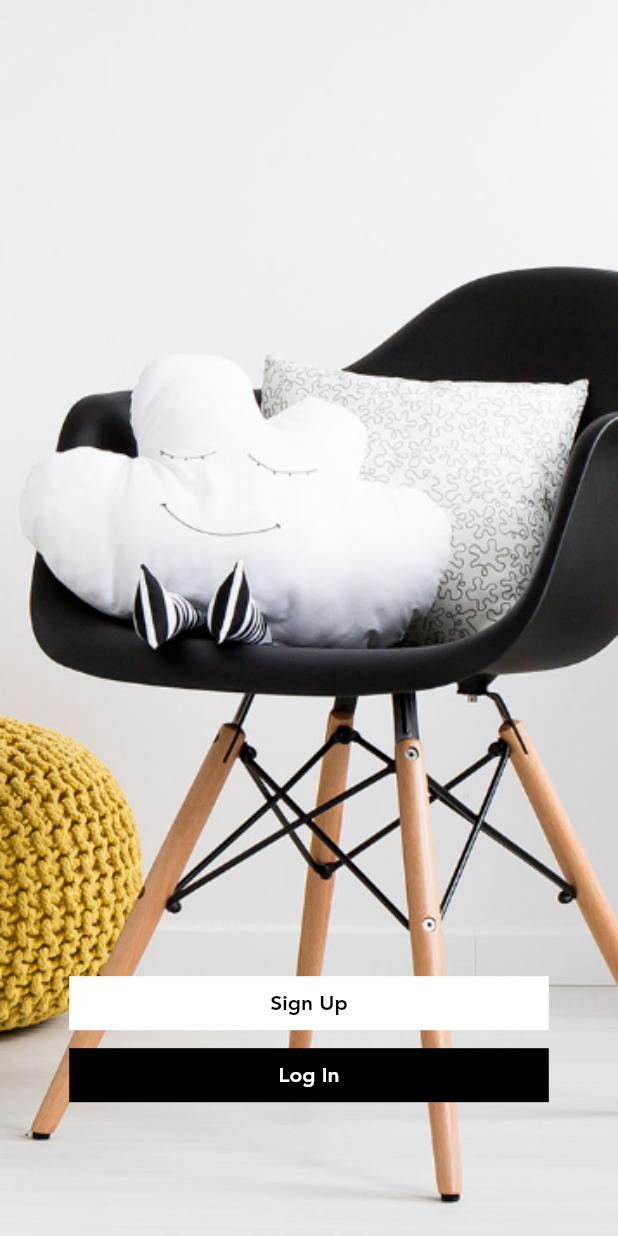
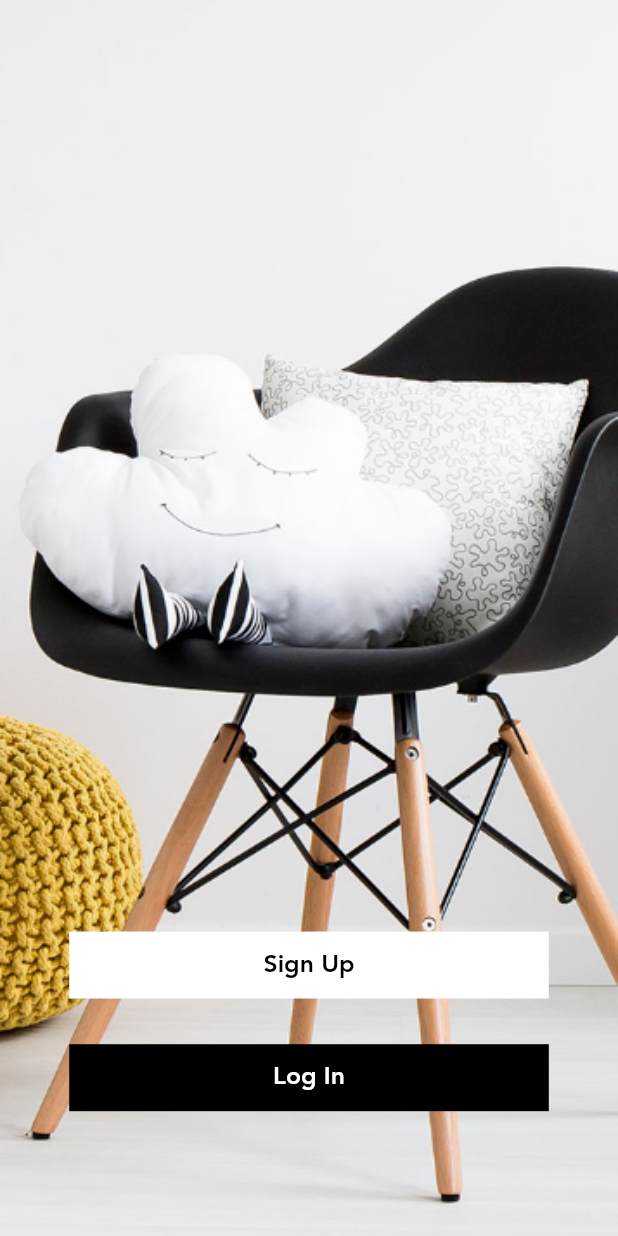
Before and after one commit to sasukeamjed/ui_store_design, a Flutter app: the screen it shows after launch, on a phone screen of 412 x 824 dp. Run offline on Flutter 3.47's test engine with Material 2 defaults, Android fonts, the phone set to English and light mode, and no system bars; our stand-ins replace auto_size_text, dio, dotted_border, flutter_native_splash, flutter_riverpod, flutter_screenutil and 2 more; network calls fail; project files that could hold a hidden picture were left out.

```diff
--- a/lib/screens/home_screen/componenets/home_upper_header.dart
+++ b/lib/screens/home_screen/componenets/home_upper_header.dart
@@ -10,7 +10,7 @@ class HomeUpperHeader extends StatelessWidget {
   Widget build(BuildContext context) {
     return Container(
       width: double.infinity,
-      height: 280.h,
+      height: 290.h,
       decoration: BoxDecoration(
         image: DecorationImage(
           alignment: Alignment.topCenter,
--- a/lib/screens/home_screen/componenets/new_arrivals.dart
+++ b/lib/screens/home_screen/componenets/new_arrivals.dart
@@ -86,7 +86,7 @@ class _NewArrivalItemState extends State<NewArrivalItem> {
     return Padding(
       padding: EdgeInsets.only(right: 15.w),
       child: SizedBox(
-        width: 140,
+        width: 140.w,
         child: Column(
           crossAxisAlignment: CrossAxisAlignment.start,
           children: [
@@ -110,8 +110,8 @@ class _NewArrivalItemState extends State<NewArrivalItem> {
                     child: Padding(
                       padding: EdgeInsets.all(10.w),
                       child: widget.product.isFavorited
-                          ? Icon(Icons.favorite)
-                          : Icon(Icons.favorite_border),
+                          ? Icon(Icons.favorite, size: 24.w,)
+                          : Icon(Icons.favorite_border, size: 24.w,),
                     ),
                   ),
                 ),
--- a/lib/screens/home_screen/componenets/vendor_item.dart
+++ b/lib/screens/home_screen/componenets/vendor_item.dart
@@ -20,7 +20,7 @@ class VendorItem extends StatelessWidget {
       child: Container(
         padding: EdgeInsets.symmetric(horizontal: 3.w),
         height: 120.h,
-        width: 150.w,
+        width: 160.w,
         color: Color(0xfff5f5f5),
         child: Row(
           children: [
--- a/lib/screens/welcome_screen/components/body.dart
+++ b/lib/screens/welcome_screen/components/body.dart
@@ -6,8 +6,6 @@ import 'package:ui_store_design/screens/signup_screen/signup.dart';
 import 'package:ui_store_design/size_config.dart';
 
 class Body extends StatelessWidget {
-
-
   @override
   Widget build(BuildContext context) {
     return Scaffold(
@@ -16,7 +14,8 @@ class Body extends StatelessWidget {
         width: double.infinity,
         decoration: BoxDecoration(
           image: DecorationImage(
-            image: AssetImage("assets/images/welcome_screen/welcome_screen_bg.png"),
+            image: AssetImage(
+                "assets/images/welcome_screen/welcome_screen_bg.png"),
             fit: BoxFit.cover,
           ),
         ),
@@ -25,21 +24,40 @@ class Body extends StatelessWidget {
           children: [
             Container(
               width: double.infinity,
+              height: 44.h,
               child: TextButton(
-                child: Text("Sign Up", style: TextStyle(color: Colors.black),),
+                child: Text(
+                  "Sign Up",
+                  style: TextStyle(
+                    fontFamily: "Avenir",
+                    fontSize: 15.sp,
+                    color: Colors.black,
+                  ),
+                ),
                 style: ButtonStyle(
                   backgroundColor: MaterialStateProperty.all(Colors.white),
                 ),
-                onPressed: (){
+                onPressed: () {
                   Navigator.pushNamed(context, SignUpScreen.routeName);
                 },
               ),
             ),
+            SizedBox(
+              height: 30.h,
+            ),
             Container(
+              height: 44.h,
               width: double.infinity,
               child: TextButton(
-                child: Text("Log In"),
-                onPressed: (){
+                child: Text(
+                  "Log In",
+                  style: TextStyle(
+                    fontFamily: "Avenir",
+                    fontSize: 15.sp,
+                    color: Colors.white,
+                  ),
+                ),
+                onPressed: () {
                   Navigator.pushNamed(context, LoginScreen.routeName);
                 },
               ),
--- a/lib/services/data/data.dart
+++ b/lib/services/data/data.dart
@@ -25,6 +25,7 @@ class VendorsList extends StateNotifier<List<Vendor>?> {
       receiveTimeout: 15000, // 15 seconds
       connectTimeout: 15000,
       sendTimeout: 15000,
+
     ));
 
     _dio.interceptors.add(
```
Also changed, not shown: lib/screens/vendor_screen/components/vendor_sliver_appbar.dart (+21 -13 lines), lib/screens/vendor_screen/vendor_screen.dart (+41 -9 lines).
